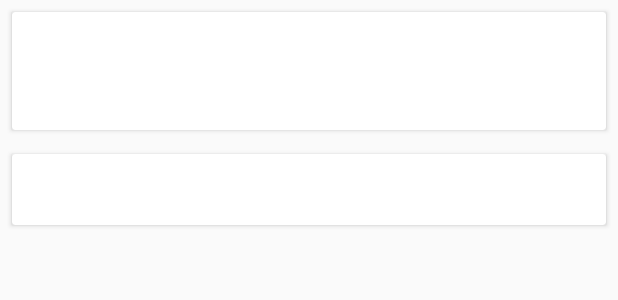
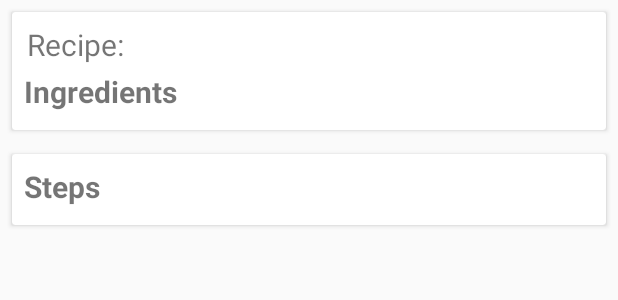
Before and after one commit to izhang1/BakingIt, an Android app: the layout fragment_recipe.xml on its own in the app's theme, with its tools: preview values and no code run, on a phone screen of 412 x 824 dp. Shown: the top 300 px of the screen. Run offline under Robolectric (Android 15) with nearby library versions, the phone set to English and light mode, and no system bars.

```diff
--- a/app/src/main/java/nanodegree/izhang/bakingit/DetailActivity.java
+++ b/app/src/main/java/nanodegree/izhang/bakingit/DetailActivity.java
@@ -85,4 +85,9 @@ public class DetailActivity extends AppCompatActivity implements RecipeFragment.
                 .replace(R.id.step_fragment, stepFragment)
                 .commit();
     }
+
+    @Override
+    protected void onSaveInstanceState(Bundle outState) {
+        super.onSaveInstanceState(outState);
+    }
 }
--- a/app/src/main/java/nanodegree/izhang/bakingit/StepFragment.java
+++ b/app/src/main/java/nanodegree/izhang/bakingit/StepFragment.java
@@ -3,6 +3,7 @@ package nanodegree.izhang.bakingit;
 import android.content.Context;
 import android.net.Uri;
 import android.os.Bundle;
+import android.os.PersistableBundle;
 import android.support.v4.app.Fragment;
 import android.util.Log;
 import android.view.LayoutInflater;
@@ -71,7 +72,6 @@ public class StepFragment extends Fragment {
      *
      * @return A new instance of fragment StepFragment.
      */
-    // TODO: Rename and change types and number of parameters
     public static StepFragment newInstance(int stepId, long recipeId) {
         StepFragment fragment = new StepFragment();
         Bundle args = new Bundle();
@@ -84,10 +84,12 @@ public class StepFragment extends Fragment {
     @Override
     public void onCreate(Bundle savedInstanceState) {
         super.onCreate(savedInstanceState);
+
         if (getArguments() != null) {
             stepId = getArguments().getInt(ARG_PARAM1);
             recipeId = getArguments().getLong(ARG_PARAM2);
         }
+
     }
 
     @Override
--- a/app/src/main/res/layout/fragment_recipe.xml
+++ b/app/src/main/res/layout/fragment_recipe.xml
@@ -29,6 +29,7 @@ tools:context="nanodegree.izhang.bakingit.RecipeFragment">
                     android:layout_alignParentTop="true"
                     android:layout_marginLeft="2dp"
                     android:layout_toEndOf="@+id/tv_serving_size_label"
+                    android:text="@string/tv_recipe_label"
                     android:textSize="20dp" />
 
                 <TextView
@@ -46,6 +47,7 @@ tools:context="nanodegree.izhang.bakingit.RecipeFragment">
                     android:layout_height="wrap_content"
                     android:layout_below="@+id/tv_serving_size"
                     android:layout_marginTop="4dp"
+                    android:text="@string/tv_ingred_label"
                     android:textSize="20sp"
                     android:textStyle="bold" />
 
@@ -75,6 +77,7 @@ tools:context="nanodegree.izhang.bakingit.RecipeFragment">
                     android:id="@+id/tv_step_label"
                     android:layout_width="wrap_content"
                     android:layout_height="wrap_content"
+                    android:text="@string/tv_steps_label"
                     android:textSize="20sp"
                     android:textStyle="bold" />
 
--- a/app/src/main/res/values/strings.xml
+++ b/app/src/main/res/values/strings.xml
@@ -21,5 +21,10 @@
 
     <!-- UI View Text -->
     <string name="btn_nextstep_label">Next Step</string>
+    <string name="tv_recipe_label">Recipe:</string>
+    <string name="tv_ingred_label">Ingredients</string>
+    <string name="tv_steps_label">Steps</string>
+
+
 
 </resources>
--- a/app/src/main/res/xml/recipe_widget_info.xml
+++ b/app/src/main/res/xml/recipe_widget_info.xml
@@ -4,7 +4,6 @@
     android:initialLayout="@layout/recipe_widget"
     android:minHeight="110dp"
     android:minWidth="180dp"
-    android:previewImage="@drawable/example_appwidget_preview"
     android:resizeMode="horizontal|vertical"
     android:updatePeriodMillis="86400000"
     android:widgetCategory="home_screen"></appwidget-provider>
```
Also changed, not shown: app/src/main/java/nanodegree/izhang/bakingit/StepActivity.java (+22 -3 lines).
